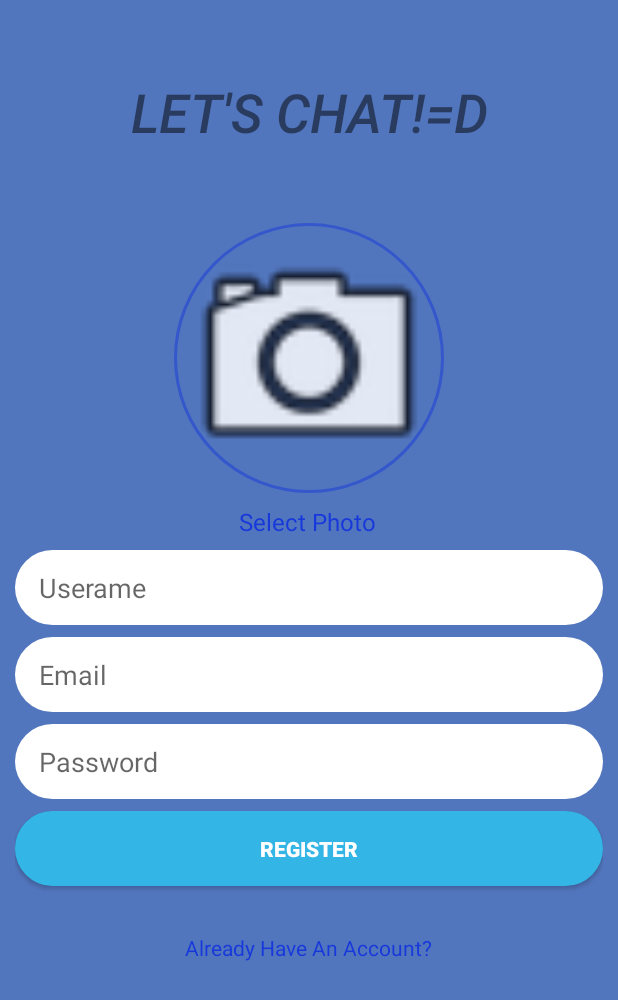
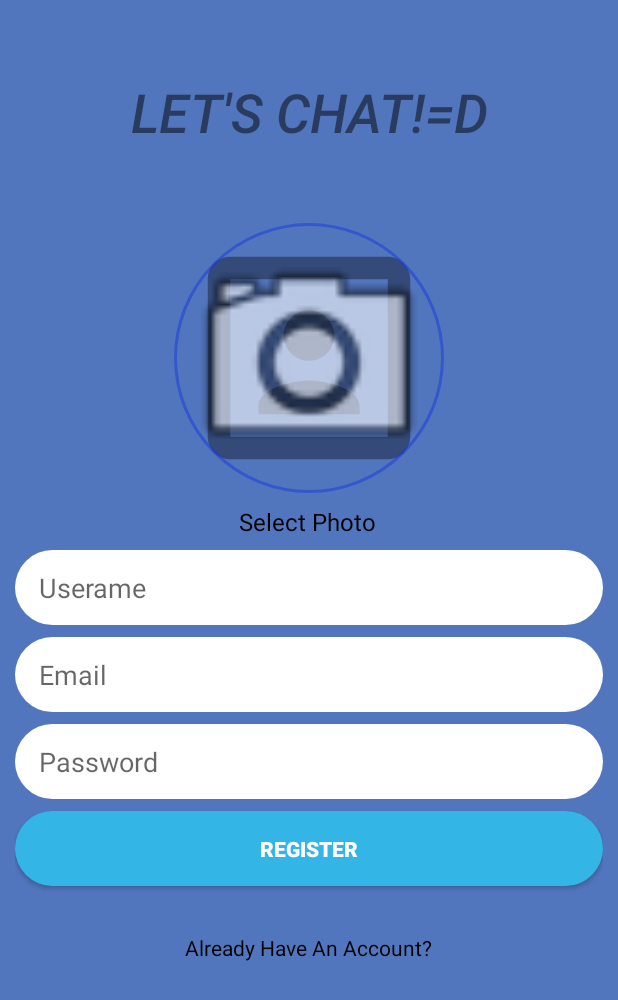
Before and after one commit to Lateef-Kdk/MessagingApp-Kotlin-, an Android app: the screen it shows after launch (RegisterActivity), on a phone screen of 412 x 824 dp. Shown: the top 1000 px of the screen. Run offline under Robolectric (Android 15) with nearby library versions, the phone set to English and light mode, and no system bars; our stand-ins replace CircleImageView, Firebase (no records; nobody signed in at launch, a user with empty details on screens opened directly), Picasso; libraries missing offline, so code that uses them is left out: com.xwray.groupie; 2 statements that could not run were skipped.

Commit message:
Changed the profile Picture to a stock Profile image instead of a camera

```diff
--- /dev/null
+++ b/MessengerApp/app/src/main/res/drawable/ic_baseline_portrait_24.xml
@@ -0,0 +1,5 @@
+<vector android:alpha="0.6" android:height="24dp"
+    android:tint="?attr/colorControlNormal" android:viewportHeight="24"
+    android:viewportWidth="24" android:width="24dp" xmlns:android="http://schemas.android.com/apk/res/android">
+    <path android:fillColor="@android:color/white" android:pathData="M12,12.25c1.24,0 2.25,-1.01 2.25,-2.25S13.24,7.75 12,7.75 9.75,8.76 9.75,10s1.01,2.25 2.25,2.25zM16.5,16.25c0,-1.5 -3,-2.25 -4.5,-2.25s-4.5,0.75 -4.5,2.25L7.5,17h9v-0.75zM19,3L5,3c-1.1,0 -2,0.9 -2,2v14c0,1.1 0.9,2 2,2h14c1.1,0 2,-0.9 2,-2L21,5c0,-1.1 -0.9,-2 -2,-2zM19,19L5,19L5,5h14v14z"/>
+</vector>
--- a/MessengerApp/app/src/main/res/layout/activity_login.xml
+++ b/MessengerApp/app/src/main/res/layout/activity_login.xml
@@ -6,7 +6,7 @@
     xmlns:tools="http://schemas.android.com/tools"
     android:layout_width="match_parent"
     android:layout_height="match_parent"
-    android:background="#951CB30B"
+    android:background="#C31F4EAC"
     tools:context="RegisterLogin.LoginActivity">
 
 
@@ -15,7 +15,7 @@
         android:layout_width="0dp"
         android:layout_height="50dp"
         android:layout_marginStart="8dp"
-        android:layout_marginTop="8dp"
+        android:layout_marginTop="200dp"
         android:layout_marginEnd="8dp"
         android:background="@drawable/rounded_edittext_register"
         android:ems="10"
--- a/MessengerApp/app/src/main/res/layout/activity_register.xml
+++ b/MessengerApp/app/src/main/res/layout/activity_register.xml
@@ -48,7 +48,7 @@
                 android:layout_width="180dp"
                 android:layout_height="180dp"
                 android:layout_marginTop="50dp"
-                android:background="@android:drawable/ic_menu_camera"
+                android:background="@drawable/ic_baseline_portrait_24"
                 app:civ_border_color="#801738DA"
                 app:civ_border_width="2dp"
                 app:srcCompat="@android:drawable/ic_menu_camera" />
@@ -62,7 +62,7 @@
                 android:layout_marginEnd="177dp"
                 android:text="@string/select_photo"
                 android:textAlignment="center"
-                android:textColor="#1738DA"
+                android:textColor="#000000"
                 android:textSize="16sp" />
 
             <EditText
@@ -121,7 +121,7 @@
                 android:layout_marginTop="16dp"
                 android:gravity="fill"
                 android:text="@string/already_have_an_account"
-                android:textColor="#1738DA" />
+                android:textColor="#000000" />
         </LinearLayout>
     </ScrollView>
 </androidx.constraintlayout.widget.ConstraintLayout>
```
